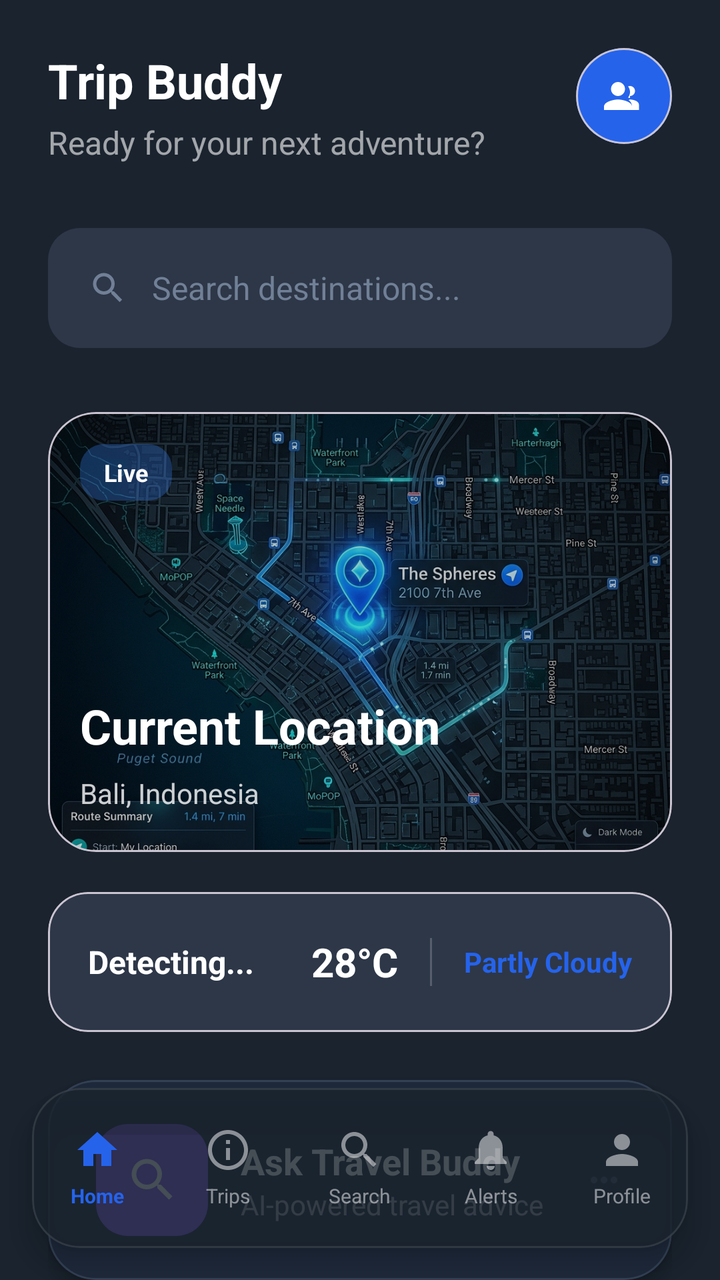
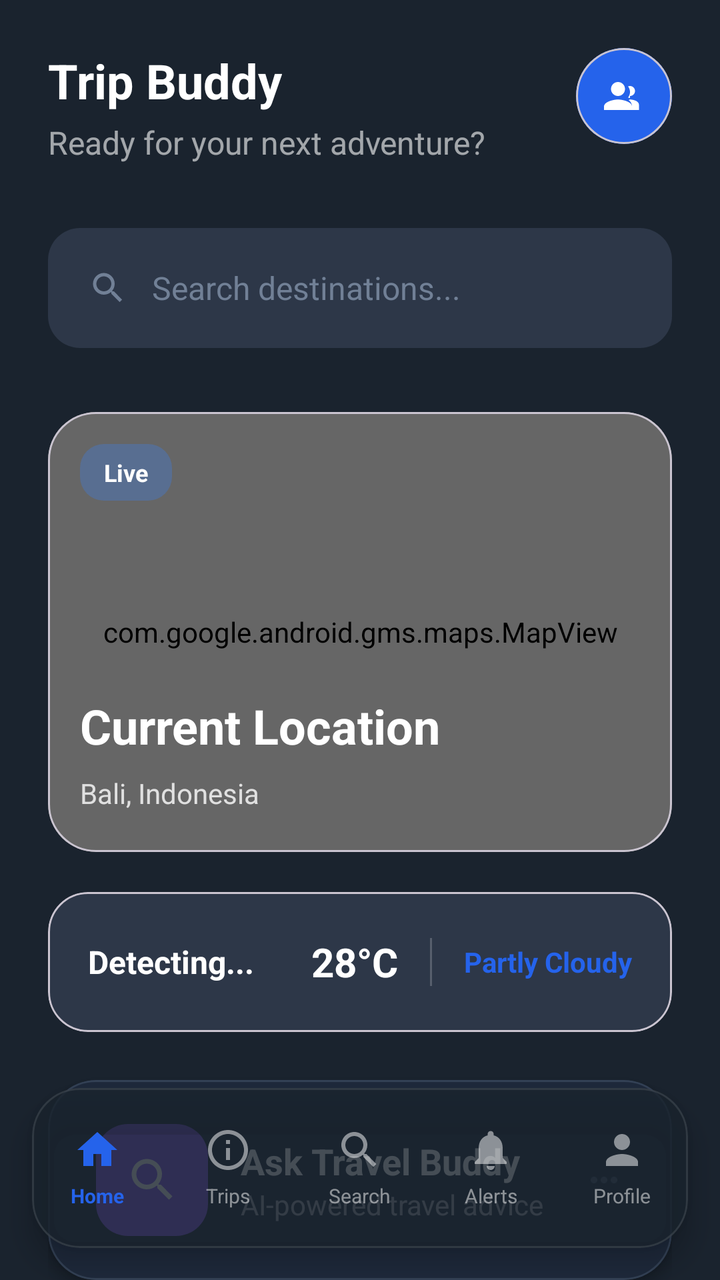

Screens rendered from an Android XML layout before and after an edit, with the pre-edit source and the edit as a unified diff.
<!-- AndroidManifest.xml: application theme Theme.TravelBuddy -->
<!-- res/layout/activity_main.xml -->
<?xml version="1.0" encoding="utf-8"?>
<androidx.constraintlayout.widget.ConstraintLayout xmlns:android="http://schemas.android.com/apk/res/android"
    xmlns:app="http://schemas.android.com/apk/res-auto"
    xmlns:tools="http://schemas.android.com/tools"
    android:layout_width="match_parent"
    android:layout_height="match_parent"
    android:background="@color/onboarding_bg"
    tools:context=".MainActivity">

    <androidx.core.widget.NestedScrollView
        android:id="@+id/scrollView"
        android:layout_width="match_parent"
        android:layout_height="0dp"
        android:clipToPadding="false"
        android:fillViewport="true"
        android:paddingBottom="120dp"
        app:layout_constraintBottom_toBottomOf="parent"
        app:layout_constraintTop_toTopOf="parent">

        <LinearLayout
            android:layout_width="match_parent"
            android:layout_height="wrap_content"
            android:orientation="vertical"
            android:padding="24dp">

            
            <RelativeLayout
                android:layout_width="match_parent"
                android:layout_height="wrap_content">

                <LinearLayout
                    android:layout_width="wrap_content"
                    android:layout_height="wrap_content"
                    android:orientation="vertical">

                    <TextView
                        android:layout_width="wrap_content"
                        android:layout_height="wrap_content"
                        android:text="Trip Buddy"
                        android:textColor="@color/white"
                        android:textSize="24sp"
                        android:textStyle="bold" />

                    <TextView
                        android:layout_width="wrap_content"
                        android:layout_height="wrap_content"
                        android:layout_marginTop="4dp"
                        android:alpha="0.6"
                        android:text="Ready for your next adventure?"
                        android:textColor="@color/white"
                        android:textSize="16sp" />
                </LinearLayout>

                <com.google.android.material.card.MaterialCardView
                    android:id="@+id/cvCommunity"
                    android:layout_width="48dp"
                    android:layout_height="48dp"
                    android:layout_alignParentEnd="true"
                    app:cardCornerRadius="24dp"
                    app:cardElevation="0dp"
                    android:clickable="true"
                    android:focusable="true"
                    android:foreground="?android:attr/selectableItemBackground">

                    <ImageView
                        android:layout_width="match_parent"
                        android:layout_height="match_parent"
                        android:background="@color/onboarding_blue"
                        android:scaleType="centerInside"
                        android:src="@drawable/ic_community"
                        app:tint="@color/white" />
                </com.google.android.material.card.MaterialCardView>
            </RelativeLayout>

            
            <LinearLayout
                android:id="@+id/llSearchBar"
                android:layout_width="match_parent"
                android:layout_height="60dp"
                android:layout_marginTop="32dp"
                android:background="@drawable/bg_search_bar"
                android:gravity="center_vertical"
                android:paddingHorizontal="20dp">

                <ImageView
                    android:layout_width="20dp"
                    android:layout_height="20dp"
                    android:src="@drawable/ic_search"
                    app:tint="@color/input_hint" />

                <TextView
                    android:layout_width="wrap_content"
                    android:layout_height="wrap_content"
                    android:layout_marginStart="12dp"
                    android:text="Search destinations..."
                    android:textColor="@color/input_hint"
                    android:textSize="16sp" />
            </LinearLayout>

            
            <com.google.android.material.card.MaterialCardView
                android:id="@+id/cvUpcomingTrip"
                android:layout_width="match_parent"
                android:layout_height="220dp"
                android:layout_marginTop="32dp"
                app:cardCornerRadius="24dp"
                app:cardElevation="0dp">

                <androidx.constraintlayout.widget.ConstraintLayout
                    android:layout_width="match_parent"
                    android:layout_height="match_parent">

                    <ImageView
                        android:layout_width="match_parent"
                        android:layout_height="match_parent"
                        android:scaleType="centerCrop"
                        android:src="@drawable/img_current_map" />

                    <View
                        android:layout_width="match_parent"
                        android:layout_height="match_parent"
                        android:background="#33000000" />

                    <TextView
                        android:layout_width="wrap_content"
                        android:layout_height="wrap_content"
                        android:layout_margin="16dp"
                        android:background="@drawable/bg_price_badge"
                        android:backgroundTint="#3B82F6"
                        android:paddingHorizontal="12dp"
                        android:paddingVertical="6dp"
                        android:text="Live"
                        android:textColor="@color/white"
                        android:textSize="12sp"
                        android:textStyle="bold"
                        app:layout_constraintStart_toStartOf="parent"
                        app:layout_constraintTop_toTopOf="parent" />

                    <TextView
                        android:id="@+id/tvUpcomingTitle"
                        android:layout_width="wrap_content"
                        android:layout_height="wrap_content"
                        android:layout_marginStart="16dp"
                        android:layout_marginBottom="8dp"
                        android:text="Current Location"
                        android:textColor="@color/white"
                        android:textSize="24sp"
                        android:textStyle="bold"
                        app:layout_constraintBottom_toTopOf="@id/tvUpcomingDates"
                        app:layout_constraintStart_toStartOf="parent" />

                    <TextView
                        android:id="@+id/tvUpcomingDates"
                        android:layout_width="wrap_content"
                        android:layout_height="wrap_content"
                        android:layout_marginStart="16dp"
                        android:layout_marginBottom="20dp"
                        android:alpha="0.8"
                        android:text="Bali, Indonesia"
                        android:textColor="@color/white"
                        android:textSize="14sp"
                        app:layout_constraintBottom_toBottomOf="parent"
                        app:layout_constraintStart_toStartOf="parent" />

                </androidx.constraintlayout.widget.ConstraintLayout>
            </com.google.android.material.card.MaterialCardView>

            
            <com.google.android.material.card.MaterialCardView
                android:layout_width="match_parent"
                android:layout_height="70dp"
                android:layout_marginTop="20dp"
                app:cardBackgroundColor="#2D3748"
                app:cardCornerRadius="20dp"
                app:cardElevation="0dp">

                <LinearLayout
                    android:layout_width="match_parent"
                    android:layout_height="match_parent"
                    android:gravity="center_vertical"
                    android:orientation="horizontal"
                    android:paddingHorizontal="20dp">

                    <TextView
                        android:id="@+id/tvWeatherLocation"
                        android:layout_width="0dp"
                        android:layout_height="wrap_content"
                        android:layout_weight="1"
                        android:text="Detecting..."
                        android:textColor="@color/white"
                        android:textSize="16sp"
                        android:textStyle="bold" />

                    <TextView
                        android:id="@+id/tvWeatherTemp"
                        android:layout_width="wrap_content"
                        android:layout_height="wrap_content"
                        android:text="28°C"
                        android:textColor="@color/white"
                        android:textSize="20sp"
                        android:textStyle="bold" />

                    <View
                        android:layout_width="1dp"
                        android:layout_height="24dp"
                        android:layout_marginHorizontal="16dp"
                        android:alpha="0.2"
                        android:background="@color/white" />

                    <TextView
                        android:id="@+id/tvWeatherCondition"
                        android:layout_width="wrap_content"
                        android:layout_height="wrap_content"
                        android:text="Partly Cloudy"
                        android:textColor="@color/onboarding_blue"
                        android:textSize="14sp"
                        android:textStyle="bold" />
                </LinearLayout>
            </com.google.android.material.card.MaterialCardView>

            
            <com.google.android.material.card.MaterialCardView
                android:id="@+id/cvAskBuddy"
                android:layout_width="match_parent"
                android:layout_height="100dp"
                android:layout_marginTop="24dp"
                app:cardBackgroundColor="#1E293B"
                app:cardCornerRadius="24dp"
                app:cardElevation="4dp"
                app:strokeColor="#334155"
                app:strokeWidth="1dp">

                <LinearLayout
                    android:layout_width="match_parent"
                    android:layout_height="match_parent"
                    android:gravity="center_vertical"
                    android:orientation="horizontal"
                    android:paddingHorizontal="24dp">

                    <View
                        android:layout_width="56dp"
                        android:layout_height="56dp"
                        android:background="@drawable/bg_icon_squircle"
                        android:backgroundTint="#8B5CF6" />

                    <ImageView
                        android:layout_width="28dp"
                        android:layout_height="28dp"
                        android:layout_marginStart="-42dp"
                        android:src="@drawable/ic_search"
                        app:tint="@color/white" />

                    <LinearLayout
                        android:layout_width="0dp"
                        android:layout_height="wrap_content"
                        android:layout_marginStart="30dp"
                        android:layout_weight="1"
                        android:orientation="vertical">

                        <TextView
                            android:layout_width="wrap_content"
                            android:layout_height="wrap_content"
                            android:text="Ask Travel Buddy"
                            android:textColor="@color/white"
                            android:textSize="18sp"
                            android:textStyle="bold" />

                        <TextView
                            android:layout_width="wrap_content"
                            android:layout_height="wrap_content"
                            android:alpha="0.6"
                            android:text="AI-powered travel advice"
                            android:textColor="@color/white"
                            android:textSize="14sp" />
                    </LinearLayout>

                    <ImageView
                        android:layout_width="20dp"
                        android:layout_height="20dp"
                        android:src="@drawable/abc_ic_menu_overflow_material"
                        android:rotation="-90"
                        app:tint="#475569" />
                </LinearLayout>
            </com.google.android.material.card.MaterialCardView>

            



        </LinearLayout>
    </androidx.core.widget.NestedScrollView>

    
    <com.google.android.material.card.MaterialCardView
        android:layout_width="match_parent"
        android:layout_height="80dp"
        android:layout_margin="16dp"
        app:cardBackgroundColor="#CC1A232E"
        app:cardCornerRadius="24dp"
        app:cardElevation="8dp"
        app:layout_constraintBottom_toBottomOf="parent"
        app:strokeColor="#1AFFFFFF"
        app:strokeWidth="1dp">

        <LinearLayout
            android:layout_width="match_parent"
            android:layout_height="match_parent"
            android:gravity="center"
            android:orientation="horizontal">

            <LinearLayout
                android:id="@+id/navHome"
                android:layout_width="0dp"
                android:layout_height="wrap_content"
                android:layout_weight="1"
                android:gravity="center"
                android:orientation="vertical">

                <ImageView
                    android:layout_width="24dp"
                    android:layout_height="24dp"
                    android:src="@drawable/ic_home"
                    app:tint="@color/onboarding_blue" />

                <TextView
                    android:layout_width="wrap_content"
                    android:layout_height="wrap_content"
                    android:layout_marginTop="4dp"
                    android:text="Home"
                    android:textColor="@color/onboarding_blue"
                    android:textSize="10sp"
                    android:textStyle="bold" />
            </LinearLayout>

            <LinearLayout
                android:id="@+id/navTrips"
                android:layout_width="0dp"
                android:layout_height="wrap_content"
                android:layout_weight="1"
                android:gravity="center"
                android:orientation="vertical">

                <ImageView
                    android:layout_width="24dp"
                    android:layout_height="24dp"
                    android:alpha="0.5"
                    android:src="@drawable/ic_trips"
                    app:tint="@color/white" />

                <TextView
                    android:layout_width="wrap_content"
                    android:layout_height="wrap_content"
                    android:layout_marginTop="4dp"
                    android:alpha="0.5"
                    android:text="Trips"
                    android:textColor="@color/white"
                    android:textSize="10sp" />
            </LinearLayout>

            <LinearLayout
                android:id="@+id/navSearch"
                android:layout_width="0dp"
                android:layout_height="wrap_content"
                android:layout_weight="1"
                android:gravity="center"
                android:orientation="vertical">

                <ImageView
                    android:layout_width="24dp"
                    android:layout_height="24dp"
                    android:alpha="0.5"
                    android:src="@drawable/ic_search"
                    app:tint="@color/white" />

                <TextView
                    android:layout_width="wrap_content"
                    android:layout_height="wrap_content"
                    android:layout_marginTop="4dp"
                    android:alpha="0.5"
                    android:text="Search"
                    android:textColor="@color/white"
                    android:textSize="10sp" />
            </LinearLayout>

            <LinearLayout
                android:id="@+id/navAlerts"
                android:layout_width="0dp"
                android:layout_height="wrap_content"
                android:layout_weight="1"
                android:gravity="center"
                android:orientation="vertical">

                <ImageView
                    android:layout_width="24dp"
                    android:layout_height="24dp"
                    android:alpha="0.5"
                    android:src="@drawable/ic_alerts"
                    app:tint="@color/white" />

                <TextView
                    android:layout_width="wrap_content"
                    android:layout_height="wrap_content"
                    android:layout_marginTop="4dp"
                    android:alpha="0.5"
                    android:text="Alerts"
                    android:textColor="@color/white"
                    android:textSize="10sp" />
            </LinearLayout>

            <LinearLayout
                android:id="@+id/navProfile"
                android:layout_width="0dp"
                android:layout_height="wrap_content"
                android:layout_weight="1"
                android:gravity="center"
                android:orientation="vertical">

                <ImageView
                    android:layout_width="24dp"
                    android:layout_height="24dp"
                    android:alpha="0.5"
                    android:src="@drawable/ic_profile"
                    app:tint="@color/white" />

                <TextView
                    android:layout_width="wrap_content"
                    android:layout_height="wrap_content"
                    android:layout_marginTop="4dp"
                    android:alpha="0.5"
                    android:text="Profile"
                    android:textColor="@color/white"
                    android:textSize="10sp" />
            </LinearLayout>

        </LinearLayout>
    </com.google.android.material.card.MaterialCardView>

</androidx.constraintlayout.widget.ConstraintLayout>
<!-- resources referenced by this layout -->
<resources>
  <color name="input_hint">#718096</color>
  <color name="onboarding_bg">#1A232E</color>
  <color name="onboarding_blue">#2563EB</color>
  <color name="white">#FFFFFFFF</color>
  <!-- drawable bg_icon_squircle (drawable) -->
  <?xml version="1.0" encoding="utf-8"?>
  <shape xmlns:android="http://schemas.android.com/apk/res/android">
      <corners android:radius="16dp" />
      <gradient
          android:angle="45"
          android:endColor="#475569"
          android:startColor="#1E293B" />
  </shape>
  <!-- drawable bg_price_badge (drawable) -->
  <?xml version="1.0" encoding="utf-8"?>
  <shape xmlns:android="http://schemas.android.com/apk/res/android">
      <solid android:color="#4D000000" />
      <corners android:radius="12dp" />
  </shape>
  <!-- drawable bg_search_bar (drawable) -->
  <?xml version="1.0" encoding="utf-8"?>
  <shape xmlns:android="http://schemas.android.com/apk/res/android">
      <solid android:color="#2D3748" />
      <corners android:radius="16dp" />
  </shape>
  <!-- drawable ic_alerts (drawable) -->
  <vector xmlns:android="http://schemas.android.com/apk/res/android"
      android:width="24dp"
      android:height="24dp"
      android:viewportWidth="24"
      android:viewportHeight="24">
      <path
          android:fillColor="#FFFFFF"
          android:pathData="M12,22c1.1,0 2,-0.9 2,-2h-4C10,21.1 10.9,22 12,22zM18,16v-5c0,-3.07 -1.63,-5.64 -4.5,-6.32V4c0,-0.83 -0.67,-1.5 -1.5,-1.5s-1.5,0.67 -1.5,1.5v0.68C7.64,5.36 6,7.92 6,11v5l-2,2v1h16v-1L18,16z" />
  </vector>
  <!-- drawable ic_home (drawable) -->
  <vector xmlns:android="http://schemas.android.com/apk/res/android"
      android:width="24dp"
      android:height="24dp"
      android:viewportWidth="24"
      android:viewportHeight="24">
      <path
          android:fillColor="#FFFFFF"
          android:pathData="M10,20v-6h4v6h5v-8h3L12,3L2,12h3v8H10z" />
  </vector>
  <!-- drawable ic_profile (drawable) -->
  <vector xmlns:android="http://schemas.android.com/apk/res/android"
      android:width="24dp"
      android:height="24dp"
      android:viewportWidth="24"
      android:viewportHeight="24">
      <path
          android:fillColor="#FFFFFF"
          android:pathData="M12,12c2.21,0 4,-1.79 4,-4s-1.79,-4 -4,-4 -4,1.79 -4,4 1.79,4 4,4zM12,14c-2.67,0 -8,1.34 -8,4v2h16v-2c0,-2.66 -5.33,-4 -8,-4z" />
  </vector>
  <!-- drawable ic_search (drawable) -->
  <vector xmlns:android="http://schemas.android.com/apk/res/android"
      android:width="24dp"
      android:height="24dp"
      android:viewportWidth="24"
      android:viewportHeight="24">
      <path
          android:fillColor="#FFFFFF"
          android:pathData="M15.5,14h-0.79l-0.28,-0.27C15.41,12.59 16,11.11 16,9.5 16,5.91 13.09,3 9.5,3S3,5.91 3,9.5 5.91,16 9.5,16c1.61,0 3.09,-0.59 4.23,-1.57l0.27,0.28v0.79l5,4.99L20.49,19l-4.99,-5.01zM9.5,14C7.01,14 5,11.99 5,9.5S7.01,5 9.5,5 14,7.01 14,9.5 11.99,14 9.5,14z" />
  </vector>
  <!-- drawable ic_trips (drawable) -->
  <vector xmlns:android="http://schemas.android.com/apk/res/android"
      android:width="24dp"
      android:height="24dp"
      android:viewportWidth="24"
      android:viewportHeight="24">
      <path
          android:fillColor="#FFFFFF"
          android:pathData="M2,12c0,5.52 4.48,10 10,10s10,-4.48 10,-10S17.52,2 12,2 2,6.48 2,12zM12,4c4.41,0 8,3.59 8,8s-3.59,8 -8,8 -8,-3.59 -8,-8 3.59,-8 8,-8zM11,7h2v2h-2V7zM11,11h2v6h-2v-6z" />
  </vector>
  <!-- drawable img_current_map: png bitmap (drawable, 905225 bytes) -->
  <style name="Theme.TravelBuddy" parent="Base.Theme.TravelBuddy" />
  <style name="Base.Theme.TravelBuddy" parent="Theme.Material3.DayNight.NoActionBar">
          
          
      </style>
  <!-- unchanged entries left out for length: 1 -->
</resources>

<!-- the commit's change to res/layout/activity_main.xml (unified diff, before → after) -->
@@ -110,11 +110,14 @@
                     android:layout_width="match_parent"
                     android:layout_height="match_parent">
 
-                    <ImageView
+                    <com.google.android.gms.maps.MapView
+                        android:id="@+id/mapView"
                         android:layout_width="match_parent"
                         android:layout_height="match_parent"
-                        android:scaleType="centerCrop"
-                        android:src="@drawable/img_current_map" />
+                        app:layout_constraintBottom_toBottomOf="parent"
+                        app:layout_constraintEnd_toEndOf="parent"
+                        app:layout_constraintStart_toStartOf="parent"
+                        app:layout_constraintTop_toTopOf="parent" />
 
                     <View
                         android:layout_width="match_parent"
<!-- resource entries referenced after the edit -->
@@ -75,7 +75,6 @@
           android:fillColor="#FFFFFF"
           android:pathData="M2,12c0,5.52 4.48,10 10,10s10,-4.48 10,-10S17.52,2 12,2 2,6.48 2,12zM12,4c4.41,0 8,3.59 8,8s-3.59,8 -8,8 -8,-3.59 -8,-8 3.59,-8 8,-8zM11,7h2v2h-2V7zM11,11h2v6h-2v-6z" />
   </vector>
-  <!-- drawable img_current_map: png bitmap (drawable, 905225 bytes) -->
   <style name="Theme.TravelBuddy" parent="Base.Theme.TravelBuddy" />
   <style name="Base.Theme.TravelBuddy" parent="Theme.Material3.DayNight.NoActionBar">
           
